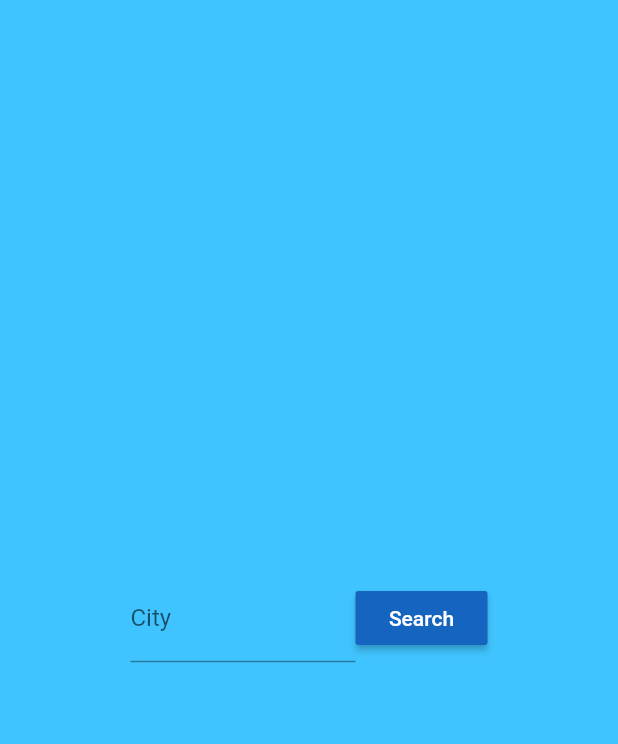
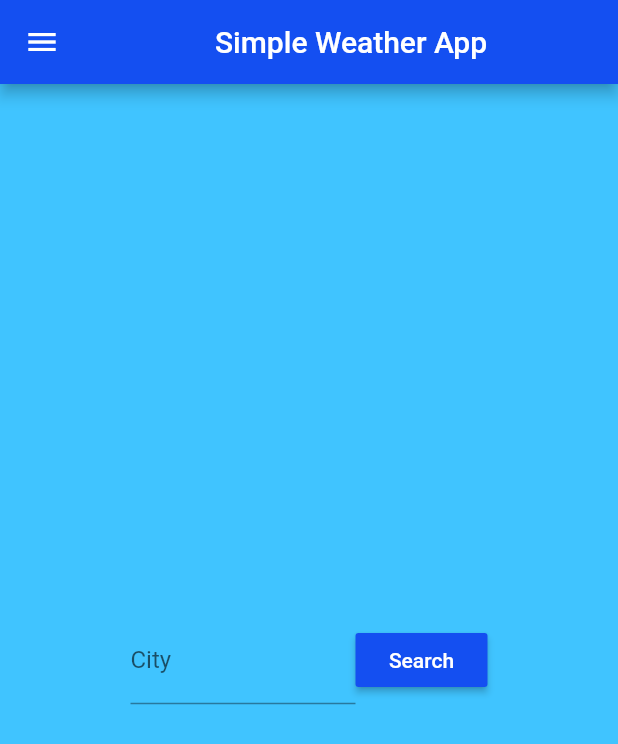
Before and after one commit to Ankit-AP-Paul/simple_weather_app, a Flutter app: the screen it shows after launch, on a phone screen of 412 x 824 dp. Shown: the top 744 px of the screen. Run offline on Flutter 3.47's test engine with Material 2 defaults, Android fonts, the phone set to English and light mode, and no system bars; our stand-ins replace fluttertoast.

Commit message:
syling done

```diff
--- a/lib/main.dart
+++ b/lib/main.dart
@@ -1,6 +1,8 @@
 import 'package:flutter/material.dart';
 import 'package:simple_weather_app/data_service.dart';
+import 'package:simple_weather_app/drawerMenu.dart';
 import 'package:simple_weather_app/models.dart';
+import 'package:fluttertoast/fluttertoast.dart';
 
 void main() {
   runApp(MyApp());
@@ -17,14 +19,38 @@ class _MyAppState extends State<MyApp> {
 
   WeatherResponse _response;
 
+  DateTime timeBackPressed = DateTime.now();
+
   @override
   Widget build(BuildContext context) {
     return MaterialApp(
-        home: Scaffold(
+        debugShowCheckedModeBanner: false,
+        home: WillPopScope(
+          onWillPop: () async {
+            final difference = DateTime.now().difference(timeBackPressed);
+            final isExitWarning = difference >= Duration(seconds: 2);
+            timeBackPressed = DateTime.now();
+            if (isExitWarning) {
+              final msgg = 'Press Back Again to exit';
+              Fluttertoast.showToast(msg: msgg, fontSize: 18);
+              return false;
+            } else {
+              Fluttertoast.cancel();
+              return true;
+            }
+          },
+          child: Scaffold(
             resizeToAvoidBottomInset: false,
+            appBar: AppBar(
+              backgroundColor: Color.fromARGB(255, 20, 79, 241),
+              title: Center(child: Text('Simple Weather App')),
+            ),
+            drawer: DrawerMenu(),
             backgroundColor: Colors.lightBlueAccent,
             body: Center(
-        child: Column(mainAxisAlignment: MainAxisAlignment.center, children: [
+              child: Column(
+                  mainAxisAlignment: MainAxisAlignment.center,
+                  children: [
                     Row(
                       mainAxisAlignment: MainAxisAlignment.center,
                       children: [
@@ -40,7 +66,7 @@ class _MyAppState extends State<MyApp> {
                           ),
                         ),
                         RaisedButton(
-                color: Colors.blue.shade800,
+                          color: Color.fromARGB(255, 20, 79, 241),
                           onPressed: _search,
                           child: Text(
                             'Search',
@@ -54,24 +80,26 @@ class _MyAppState extends State<MyApp> {
                         children: [
                           Container(
                             margin: EdgeInsets.fromLTRB(20, 10, 20, 10),
-                  color: Colors.white,
+                            color: Colors.blueAccent,
                             child: Row(
                               mainAxisAlignment: MainAxisAlignment.center,
                               children: [
                                 Image.network(_response.iconUrl),
                                 Text(
                                   '${_response.weatherInfo.description} \n in ${_response.cityName}',
-                        style: TextStyle(fontSize: 20),
+                                  style: TextStyle(
+                                      fontSize: 20, color: Colors.white),
                                 ),
                               ],
                             ),
                           ),
                           Card(
+                            color: Colors.blue.shade200,
                             margin: EdgeInsets.fromLTRB(20, 10, 20, 10),
                             child: ListTile(
                               leading: Icon(
                                 Icons.thermostat,
-                      color: Colors.blue,
+                                color: Color.fromARGB(255, 20, 79, 241),
                                 size: 50,
                               ),
                               title: Text(
@@ -81,11 +109,12 @@ class _MyAppState extends State<MyApp> {
                             ),
                           ),
                           Card(
+                            color: Colors.blue.shade200,
                             margin: EdgeInsets.fromLTRB(20, 10, 20, 10),
                             child: ListTile(
                               leading: Icon(
                                 Icons.water_drop,
-                      color: Colors.blue,
+                                color: Color.fromARGB(255, 20, 79, 241),
                                 size: 50,
                               ),
                               title: Text(
@@ -95,11 +124,12 @@ class _MyAppState extends State<MyApp> {
                             ),
                           ),
                           Card(
+                            color: Colors.blue.shade200,
                             margin: EdgeInsets.fromLTRB(20, 10, 20, 10),
                             child: ListTile(
                               leading: Icon(
                                 Icons.air_outlined,
-                      color: Colors.blue,
+                                color: Color.fromARGB(255, 20, 79, 241),
                                 size: 50,
                               ),
                               title: Text(
@@ -112,6 +142,7 @@ class _MyAppState extends State<MyApp> {
                       ),
                   ]),
             ),
+          ),
         ));
   }
 
--- a/pubspec.yaml
+++ b/pubspec.yaml
@@ -35,6 +35,8 @@ dependencies:
   # Use with the CupertinoIcons class for iOS style icons.
   cupertino_icons: ^1.0.2
   http: ^0.13.5
+  url_launcher: ^6.1.5
+  fluttertoast: ^8.0.9
 
 dev_dependencies:
   flutter_test:
@@ -59,8 +61,8 @@ flutter:
   uses-material-design: true
 
   # To add assets to your application, add an assets section, like this:
-  # assets:
-  #   - images/a_dot_burr.jpeg
+  assets:
+    - images/
   #   - images/a_dot_ham.jpeg
 
   # An image asset can refer to one or more resolution-specific "variants", see
```
Also changed, not shown: lib/aboutPage.dart (added, +126 -0 lines), pubspec.lock, 5 other files. Lines whose indentation alone changed are shown as unchanged.
